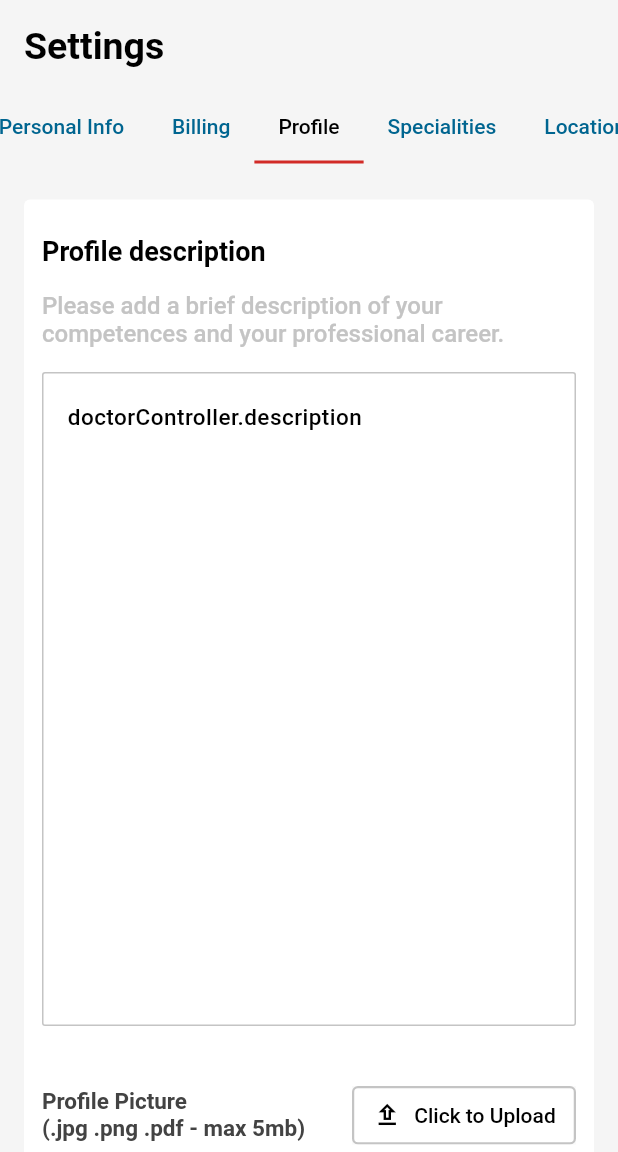
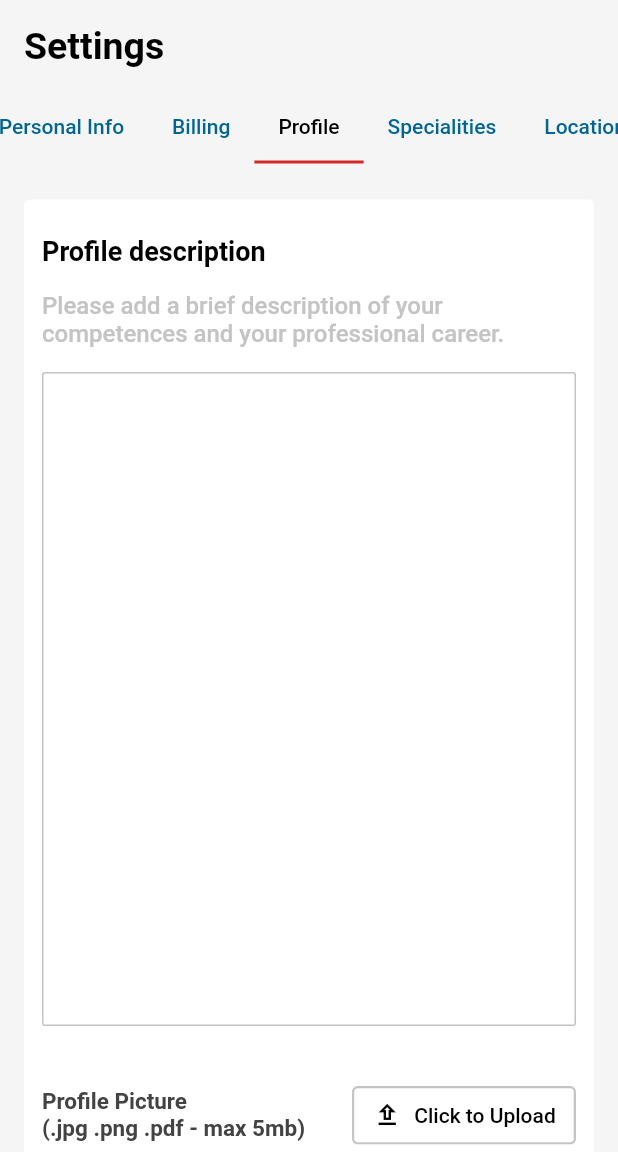
Before and after one commit to pramilaniroshan/emed-doctor, a Flutter app: the SettingsScreen screen opened directly, tab 3 chosen, on a phone screen of 412 x 824 dp, the part 84-1236 px from its top. Run offline on Flutter 3.47's test engine with Material 2 defaults, Android fonts, the light colour scheme and no system bars; our stand-ins replace animated_splash_screen, chips_choice, country_code_picker, date_picker_timeline, dio, dropdown_button2 and 13 more; accounts and stored records are empty.

Commit message:
Getx state bind

```diff
--- a/lib/screens/settings/setting_screen.dart
+++ b/lib/screens/settings/setting_screen.dart
@@ -53,7 +53,7 @@ class _SettingsScreenState extends State<SettingsScreen>
   TabController? tabController;
   //late SharedPreferences prefs;
 
-  //final DoctorController doctorController = Get.put(DoctorController());
+  final DoctorController doctorController = Get.put(DoctorController());
 
   // void getProfile() async {
   //   prefs = await SharedPreferences.getInstance();
@@ -173,8 +173,8 @@ class _SettingsScreenState extends State<SettingsScreen>
                 ),
                 const BillingScreen(),
                 SProfileScreen(
-                  des: 'doctorController.description' ?? '',
-                  profPicUrl: 'doctorController.profilePicture',
+                  des: doctorController.description,
+                  profPicUrl: doctorController.profilePicture,
                 ),
                 const SpecialitiesScreen(),
                 const LocationsScreen(),
```
